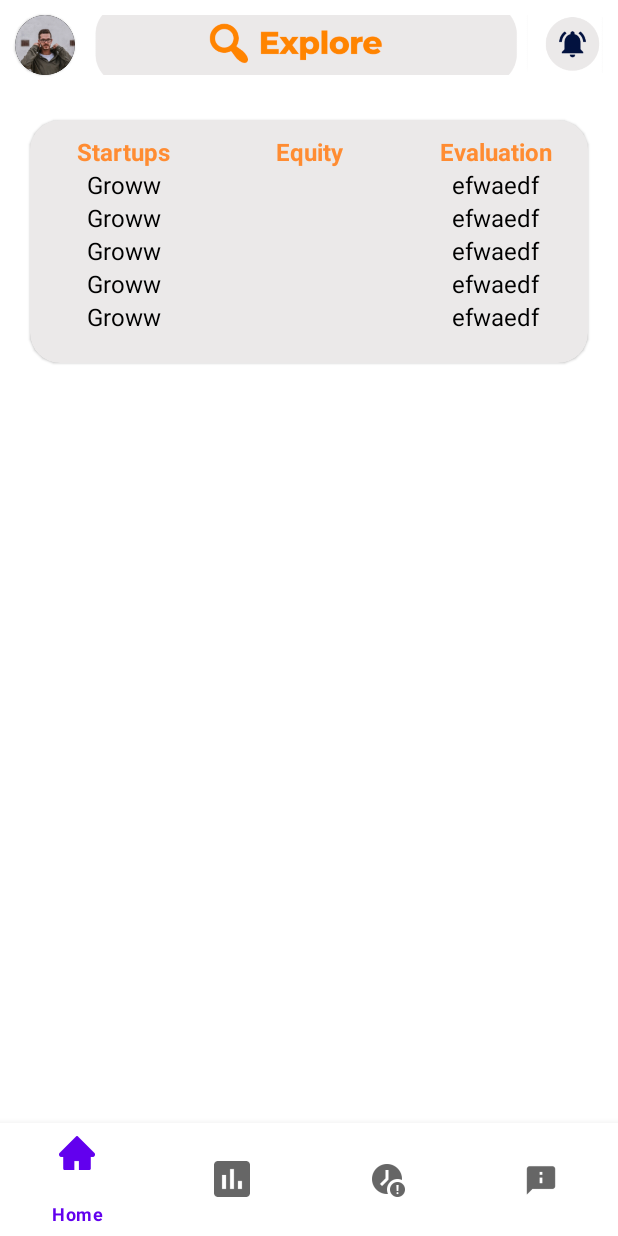
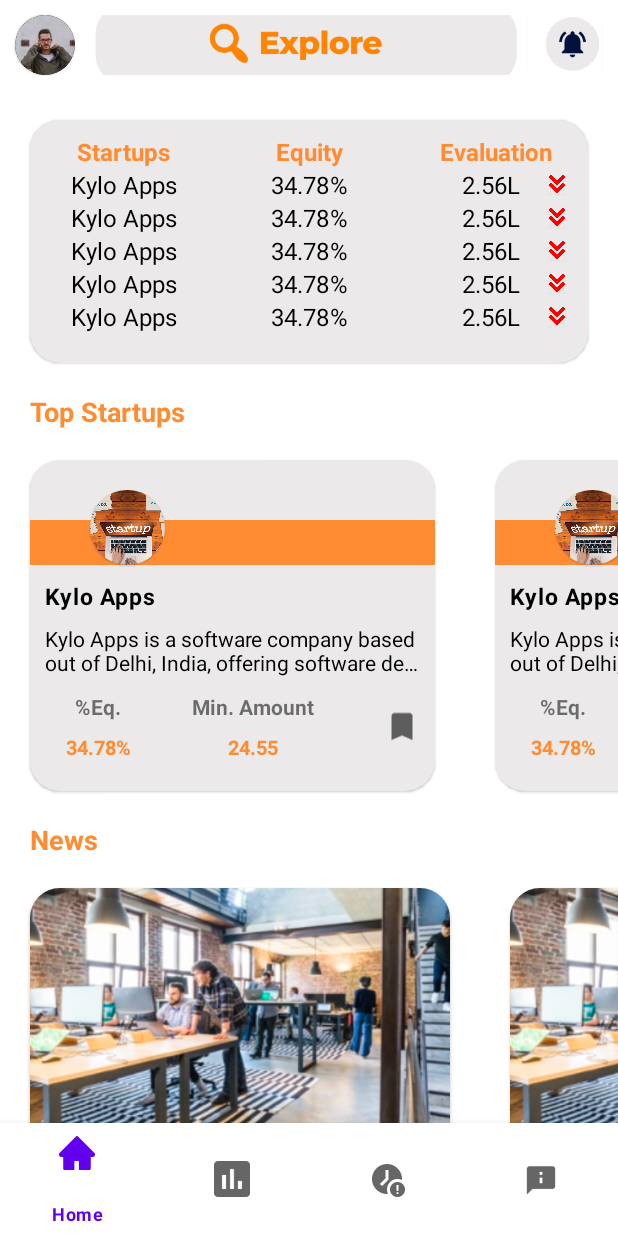
Before and after one commit to bhavesh3005sharma/Investoz, an Android app: the screen it shows after launch (MainActivity), on a phone screen of 412 x 824 dp. Run offline under Robolectric (Android 15) with nearby library versions, the phone set to English and light mode, and no system bars; our stand-ins replace Picasso, data binding; pictures from the network do not load; Roboto replaces fonts that are not available here.

Commit message:
Add : Home Page UI

```diff
--- a/app/build.gradle
+++ b/app/build.gradle
@@ -5,6 +5,7 @@ plugins {
 }
 apply plugin: 'com.android.application'
 apply plugin: 'com.google.gms.google-services'
+apply plugin: 'kotlin-kapt'
 
 android {
     compileSdk 32
@@ -63,4 +64,6 @@ dependencies {
     implementation("androidx.navigation:navigation-ui-ktx:2.4.2")
     implementation 'com.google.code.gson:gson:2.8.7'
 
+    implementation 'com.squareup.picasso:picasso:2.71828'
+
 }
--- /dev/null
+++ b/app/src/main/java/com/invest/investoz/adapter/NewsAdapter.kt
@@ -0,0 +1,39 @@
+package com.invest.investoz.adapter
+
+import android.view.LayoutInflater
+import android.view.ViewGroup
+import androidx.recyclerview.widget.RecyclerView
+import com.invest.investoz.databinding.LayoutNewsBinding
+import com.invest.investoz.databinding.LayoutStartupHomeBinding
+import com.invest.investoz.databinding.LayoutTrendHeadingBinding
+import com.invest.investoz.databinding.LayoutTrendStartupBinding
+import com.invest.investoz.model.NewsModel
+import com.invest.investoz.model.StartupModel
+
+class NewsAdapter(
+    private val list : List<NewsModel>
+)  : RecyclerView.Adapter<NewsAdapter.LayoutNewsViewHolder>() {
+
+    class LayoutNewsViewHolder(private val binding: LayoutNewsBinding) : RecyclerView.ViewHolder(binding.root) {
+        fun bind(newsModel : NewsModel) : LayoutNewsBinding {
+            binding.news = newsModel
+            return binding
+        }
+    }
+
+    override fun onCreateViewHolder(
+        parent: ViewGroup,
+        viewType: Int
+    ): LayoutNewsViewHolder {
+        val binding: LayoutNewsBinding = LayoutNewsBinding.inflate(LayoutInflater.from(parent.context), parent, false)
+        return LayoutNewsViewHolder(binding)
+
+    }
+
+    override fun onBindViewHolder(holder: LayoutNewsViewHolder, position: Int) {
+        holder.bind(list[position])
+    }
+
+    override fun getItemCount() = list.size
+
+}
--- /dev/null
+++ b/app/src/main/java/com/invest/investoz/adapter/StartupAdapter.kt
@@ -0,0 +1,37 @@
+package com.invest.investoz.adapter
+
+import android.view.LayoutInflater
+import android.view.ViewGroup
+import androidx.recyclerview.widget.RecyclerView
+import com.invest.investoz.databinding.LayoutStartupHomeBinding
+import com.invest.investoz.databinding.LayoutTrendHeadingBinding
+import com.invest.investoz.databinding.LayoutTrendStartupBinding
+import com.invest.investoz.model.StartupModel
+
+class StartupAdapter(
+    private val list : List<StartupModel>
+)  : RecyclerView.Adapter<StartupAdapter.LayoutStartupViewHolder>() {
+
+    class LayoutStartupViewHolder(private val binding: LayoutStartupHomeBinding) : RecyclerView.ViewHolder(binding.root) {
+        fun bind(startupModel: StartupModel) : LayoutStartupHomeBinding {
+            binding.startup = startupModel
+            return binding
+        }
+    }
+
+    override fun onCreateViewHolder(
+        parent: ViewGroup,
+        viewType: Int
+    ): LayoutStartupViewHolder {
+        val binding: LayoutStartupHomeBinding = LayoutStartupHomeBinding.inflate(LayoutInflater.from(parent.context), parent, false)
+        return LayoutStartupViewHolder(binding)
+
+    }
+
+    override fun onBindViewHolder(holder: LayoutStartupViewHolder, position: Int) {
+        holder.bind(list[position])
+    }
+
+    override fun getItemCount() = list.size
+
+}
--- a/app/src/main/java/com/invest/investoz/home/HomeFragment.kt
+++ b/app/src/main/java/com/invest/investoz/home/HomeFragment.kt
@@ -5,16 +5,23 @@ import android.view.LayoutInflater
 import android.view.View
 import android.view.ViewGroup
 import androidx.fragment.app.Fragment
+import com.invest.investoz.adapter.NewsAdapter
+import com.invest.investoz.adapter.StartupAdapter
 import com.invest.investoz.adapter.StartupTrendAdapter
 import com.invest.investoz.databinding.FragmentHomeBinding
+import com.invest.investoz.model.NewsModel
 import com.invest.investoz.model.StartupModel
 
 class HomeFragment : Fragment() {
 
     private lateinit var binding : FragmentHomeBinding
-    private val startupModel = StartupModel("88","erfva","efwaedf","fed","ewfds","Groww")
-    private val list = mutableListOf(startupModel)
-    private val adapter = StartupTrendAdapter(list)
+    private val startupModel = StartupModel("88","Kylo Apps is a software company based out of Delhi, India, offering software development services to clients all over the world. \n","2.56L","https://ibb.co/KDCMjsJ","24.55","Kylo Apps","34.78%",false)
+    private val startUpTrendList = mutableListOf(startupModel)
+    private val startUpsList = mutableListOf(startupModel)
+    private val newsList = mutableListOf(NewsModel("","","",),NewsModel("","","",),NewsModel("","","",),NewsModel("","","",))
+    private val startupTrendAdapter = StartupTrendAdapter(startUpTrendList)
+    private val startupAdapter = StartupAdapter(startUpsList)
+    private val newsAdapter = NewsAdapter(newsList)
 
     override fun onCreateView(
         inflater: LayoutInflater, container: ViewGroup?,
@@ -22,8 +29,11 @@ class HomeFragment : Fragment() {
     ): View {
         binding = FragmentHomeBinding.inflate(layoutInflater,container,false)
 
-        for (i in 0..4) { list.add(startupModel) }
-        binding.rvStartupsTrend.adapter = adapter
+        for (i in 0..4) { startUpTrendList.add(startupModel) }
+        startUpsList.addAll(startUpTrendList)
+        binding.rvStartupsTrend.adapter = startupTrendAdapter
+        binding.rvStartups.adapter = startupAdapter
+        binding.rvNews.adapter = newsAdapter
 
         return binding.root
     }
--- /dev/null
+++ b/app/src/main/java/com/invest/investoz/model/NewsModel.kt
@@ -0,0 +1,7 @@
+package com.invest.investoz.model
+
+data class NewsModel(
+    val _id: String,
+    val about: String,
+    val logo: String
+)
--- a/app/src/main/java/com/invest/investoz/model/StartupModel.kt
+++ b/app/src/main/java/com/invest/investoz/model/StartupModel.kt
@@ -1,4 +1,9 @@
 package com.invest.investoz.model
+
+import androidx.appcompat.widget.AppCompatImageView
+import androidx.databinding.BindingAdapter
+import com.invest.investoz.R
+import com.squareup.picasso.Picasso
 
 data class StartupModel(
     val _id: String,
@@ -6,5 +11,13 @@ data class StartupModel(
     val evaluation: String,
     val logo: String,
     val minAmmount: String,
-    val name: String
+    val name: String,
+    val percentageEquity : String,
+    val goingUp : Boolean
 )
+
+@BindingAdapter("android:loadImage")
+fun loadImage(image : AppCompatImageView, url: String) {
+    if(url.isNotEmpty())
+        Picasso.get().load(url).placeholder(R.drawable.startup_img).into(image)
+}
--- /dev/null
+++ b/app/src/main/res/drawable/ic_bookmark.xml
@@ -0,0 +1,10 @@
+<vector xmlns:android="http://schemas.android.com/apk/res/android"
+    android:width="24dp"
+    android:height="24dp"
+    android:viewportWidth="24"
+    android:viewportHeight="24"
+    android:tint="?attr/colorControlNormal">
+  <path
+      android:fillColor="@android:color/white"
+      android:pathData="M17,3H7c-1.1,0 -1.99,0.9 -1.99,2L5,21l7,-3 7,3V5c0,-1.1 -0.9,-2 -2,-2z"/>
+</vector>
--- a/app/src/main/res/layout/fragment_about_us.xml
+++ b/app/src/main/res/layout/fragment_about_us.xml
@@ -5,7 +5,6 @@
     android:layout_height="match_parent"
     tools:context=".home.AboutUsFragment">
 
-    <!-- TODO: Update blank fragment layout -->
     <TextView
         android:layout_width="match_parent"
         android:layout_height="match_parent"
--- a/app/src/main/res/layout/fragment_home.xml
+++ b/app/src/main/res/layout/fragment_home.xml
@@ -1,26 +1,83 @@
 <?xml version="1.0" encoding="utf-8"?>
-<FrameLayout xmlns:android="http://schemas.android.com/apk/res/android"
+<ScrollView
+    xmlns:android="http://schemas.android.com/apk/res/android"
     xmlns:tools="http://schemas.android.com/tools"
     android:layout_width="match_parent"
     android:layout_height="match_parent"
+    android:fillViewport="true"
     xmlns:app="http://schemas.android.com/apk/res-auto"
     tools:context=".home.HomeFragment">
 
+    <androidx.constraintlayout.widget.ConstraintLayout
+        android:layout_width="match_parent"
+        android:layout_height="match_parent">
+
     <com.google.android.material.card.MaterialCardView
+        android:id="@+id/materialCardView2"
         android:layout_width="match_parent"
         android:layout_height="wrap_content"
+        android:layout_margin="20dp"
+        app:cardBackgroundColor="@color/dark_gray"
         app:cardCornerRadius="20dp"
-        android:layout_margin="20dp"
-        app:cardBackgroundColor="@color/dark_gray">
+        app:layout_constraintTop_toTopOf="parent"
+        app:layout_constraintEnd_toEndOf="parent"
+        app:layout_constraintStart_toStartOf="parent">
 
         <androidx.recyclerview.widget.RecyclerView
             android:id="@+id/rv_startups_trend"
             android:layout_width="match_parent"
             android:layout_height="wrap_content"
-            tools:itemCount="4"
             android:paddingBottom="20dp"
             app:layoutManager="androidx.recyclerview.widget.LinearLayoutManager"
-            tools:listitem="@layout/layout_trend_heading"/>
+            tools:itemCount="4"
+            tools:listitem="@layout/layout_trend_heading" />
     </com.google.android.material.card.MaterialCardView>
 
-</FrameLayout>
+    <TextView
+        android:id="@+id/textView6"
+        android:layout_width="wrap_content"
+        android:layout_height="wrap_content"
+        android:layout_marginTop="20dp"
+        android:text="Top Startups"
+        android:textColor="@color/orange"
+        android:textSize="18sp"
+        android:textStyle="bold"
+        app:layout_constraintStart_toStartOf="@+id/materialCardView2"
+        app:layout_constraintTop_toBottomOf="@+id/materialCardView2" />
+
+    <TextView
+        android:id="@+id/textView13"
+        android:layout_width="wrap_content"
+        android:layout_height="wrap_content"
+        android:text="News"
+        android:textColor="@color/orange"
+        android:textSize="18sp"
+        android:textStyle="bold"
+        app:layout_constraintStart_toStartOf="@+id/materialCardView2"
+        app:layout_constraintTop_toBottomOf="@+id/rv_startups" />
+
+    <androidx.recyclerview.widget.RecyclerView
+        android:id="@+id/rv_startups"
+        android:layout_width="match_parent"
+        android:layout_height="wrap_content"
+        app:layoutManager="androidx.recyclerview.widget.LinearLayoutManager"
+        android:orientation="horizontal"
+        app:layout_constraintEnd_toEndOf="parent"
+        app:layout_constraintStart_toStartOf="parent"
+        app:layout_constraintTop_toBottomOf="@+id/textView6"
+        tools:itemCount="4"
+        tools:listitem="@layout/layout_startup_home" />
+
+    <androidx.recyclerview.widget.RecyclerView
+        android:id="@+id/rv_news"
+        android:layout_width="match_parent"
+        android:layout_height="wrap_content"
+        android:orientation="horizontal"
+        app:layoutManager="androidx.recyclerview.widget.LinearLayoutManager"
+        app:layout_constraintEnd_toEndOf="parent"
+        app:layout_constraintStart_toStartOf="parent"
+        app:layout_constraintTop_toBottomOf="@+id/textView13"
+        tools:itemCount="4"
+        tools:listitem="@layout/layout_news" />
+    </androidx.constraintlayout.widget.ConstraintLayout>
+</ScrollView>
--- a/app/src/main/res/layout/fragment_investments.xml
+++ b/app/src/main/res/layout/fragment_investments.xml
@@ -7,7 +7,6 @@
     android:layout_height="match_parent"
     tools:context=".home.InvestmentsFragment">
 
-    <!-- TODO: Update blank fragment layout -->
     <TextView
         android:id="@+id/textView5"
         android:layout_width="match_parent"
@@ -27,5 +26,4 @@
         app:layout_constraintStart_toStartOf="parent"
         app:layout_constraintTop_toTopOf="parent" />
 
-
 </androidx.constraintlayout.widget.ConstraintLayout>
--- /dev/null
+++ b/app/src/main/res/layout/layout_news.xml
@@ -0,0 +1,47 @@
+<?xml version="1.0" encoding="utf-8"?>
+<layout>
+    <data>
+        <variable
+            name="news"
+            type="com.invest.investoz.model.NewsModel" />
+    </data>
+<com.google.android.material.card.MaterialCardView xmlns:android="http://schemas.android.com/apk/res/android"
+    android:layout_width="280dp"
+    android:layout_height="wrap_content"
+    xmlns:app="http://schemas.android.com/apk/res-auto"
+    app:cardCornerRadius="20dp"
+    android:layout_margin="20dp">
+
+    <androidx.constraintlayout.widget.ConstraintLayout
+        android:layout_width="match_parent"
+        android:layout_height="wrap_content">
+
+        <androidx.appcompat.widget.AppCompatImageView
+            android:id="@+id/img"
+            android:layout_width="match_parent"
+            android:layout_height="160dp"
+            android:scaleType="centerCrop"
+            android:src="@drawable/news_img"
+            android:loadImage="@{news.logo}"
+            app:layout_constraintEnd_toEndOf="parent"
+            app:layout_constraintStart_toStartOf="parent"
+            app:layout_constraintTop_toTopOf="parent" />
+
+        <TextView
+            android:id="@+id/textView14"
+            android:layout_width="match_parent"
+            android:layout_height="wrap_content"
+            android:textColor="@color/white"
+            android:textStyle="bold"
+            android:text="@{news.about}"
+            android:maxLines="2"
+            android:ellipsize="end"
+            android:gravity="center"
+            android:textSize="15sp"
+            android:padding="5dp"
+            android:background="#06113C"
+            app:layout_constraintTop_toBottomOf="@id/img"/>
+
+    </androidx.constraintlayout.widget.ConstraintLayout>
+</com.google.android.material.card.MaterialCardView>
+</layout>
--- /dev/null
+++ b/app/src/main/res/layout/layout_startup_home.xml
@@ -0,0 +1,143 @@
+<?xml version="1.0" encoding="utf-8"?>
+<layout>
+    <data>
+        <variable
+            name="startup"
+            type="com.invest.investoz.model.StartupModel" />
+    </data>
+<com.google.android.material.card.MaterialCardView xmlns:android="http://schemas.android.com/apk/res/android"
+    android:layout_width="270dp"
+    android:layout_height="wrap_content"
+    android:layout_margin="20dp"
+    xmlns:app="http://schemas.android.com/apk/res-auto"
+    app:cardBackgroundColor="@color/dark_gray"
+    app:cardCornerRadius="20dp">
+
+    <androidx.constraintlayout.widget.ConstraintLayout
+        android:layout_width="match_parent"
+        android:layout_height="wrap_content"
+        android:paddingBottom="20dp">
+
+        <com.google.android.material.card.MaterialCardView
+            android:id="@+id/materialCardView"
+            android:layout_width="50dp"
+            android:layout_height="50dp"
+            android:layout_marginStart="40dp"
+            android:layout_marginTop="20dp"
+            app:cardBackgroundColor="@color/orange"
+            app:cardCornerRadius="50dp"
+            app:layout_constraintStart_toStartOf="parent"
+            app:layout_constraintTop_toTopOf="parent">
+
+            <androidx.appcompat.widget.AppCompatImageView
+                android:layout_width="match_parent"
+                android:layout_height="match_parent"
+                android:scaleType="centerCrop"
+                android:loadImage="@{startup.logo}"/>
+        </com.google.android.material.card.MaterialCardView>
+
+        <View
+            android:id="@+id/view"
+            android:layout_width="match_parent"
+            android:layout_height="30dp"
+            android:layout_marginTop="40dp"
+            android:background="@color/orange"
+            app:layout_constraintEnd_toEndOf="parent"
+            app:layout_constraintStart_toStartOf="parent"
+            app:layout_constraintTop_toTopOf="parent" />
+
+        <TextView
+            android:id="@+id/textView7"
+            style="@style/TextAppearance.Material3.BodyLarge"
+            android:layout_width="wrap_content"
+            android:layout_height="wrap_content"
+            android:layout_margin="10dp"
+            android:fontFamily="@font/montserrat_medium"
+            android:text="@{startup.name}"
+            android:textColor="@color/black"
+            android:textSize="15sp"
+            android:textStyle="bold"
+            app:layout_constraintStart_toStartOf="parent"
+            app:layout_constraintTop_toBottomOf="@+id/view" />
+
+        <TextView
+            android:id="@+id/textView8"
+            android:layout_width="0dp"
+            android:layout_height="wrap_content"
+            android:layout_marginTop="8dp"
+            android:layout_marginEnd="10dp"
+            android:text="@{startup.about}"
+            android:ellipsize="end"
+            android:maxLines="2"
+            android:textColor="@color/black"
+            app:layout_constraintEnd_toEndOf="parent"
+            app:layout_constraintStart_toStartOf="@+id/textView7"
+            app:layout_constraintTop_toBottomOf="@+id/textView7" />
+
+        <TextView
+            android:id="@+id/textView9"
+            android:layout_width="wrap_content"
+            android:layout_height="wrap_content"
+            android:layout_marginStart="30dp"
+            android:layout_marginTop="10dp"
+            android:text="%Eq."
+            android:textStyle="bold"
+            app:layout_constraintEnd_toStartOf="@+id/textView10"
+            app:layout_constraintHorizontal_bias="0.5"
+            app:layout_constraintHorizontal_chainStyle="spread_inside"
+            app:layout_constraintStart_toStartOf="parent"
+            app:layout_constraintTop_toBottomOf="@+id/textView8" />
+
+        <TextView
+            android:id="@+id/textView10"
+            android:layout_width="wrap_content"
+            android:layout_height="wrap_content"
+            android:text="Min. Amount"
+            android:textStyle="bold"
+            app:layout_constraintEnd_toStartOf="@+id/imageView6"
+            app:layout_constraintHorizontal_bias="0.5"
+            app:layout_constraintStart_toEndOf="@+id/textView9"
+            app:layout_constraintTop_toTopOf="@+id/textView9" />
+
+        <ImageView
+            android:id="@+id/imageView6"
+            android:layout_width="wrap_content"
+            android:layout_height="0dp"
+            android:layout_marginEnd="10dp"
+            app:layout_constraintBottom_toBottomOf="@+id/textView12"
+            app:layout_constraintEnd_toEndOf="parent"
+            app:layout_constraintHorizontal_bias="0.5"
+            app:layout_constraintStart_toEndOf="@+id/textView10"
+            app:layout_constraintTop_toTopOf="@+id/textView10"
+            app:srcCompat="@drawable/ic_bookmark" />
+
+        <TextView
+            android:id="@+id/textView11"
+            android:layout_width="wrap_content"
+            android:layout_height="wrap_content"
+            android:layout_marginTop="8dp"
+            android:text="@{startup.percentageEquity}"
+            android:textSize="13sp"
+            android:textStyle="bold"
+            android:textColor="@color/orange"
+            app:layout_constraintEnd_toEndOf="@+id/textView9"
+            app:layout_constraintStart_toStartOf="@+id/textView9"
+            app:layout_constraintTop_toBottomOf="@+id/textView9" />
+
+        <TextView
+            android:id="@+id/textView12"
+            android:layout_width="wrap_content"
+            android:layout_height="wrap_content"
+            android:layout_marginTop="8dp"
+            android:text="@{startup.minAmmount}"
+            android:textStyle="bold"
+            android:textSize="13sp"
+            android:textColor="@color/orange"
+            app:layout_constraintEnd_toEndOf="@+id/textView10"
+            app:layout_constraintStart_toStartOf="@+id/textView10"
+            app:layout_constraintTop_toBottomOf="@+id/textView10" />
+
+    </androidx.constraintlayout.widget.ConstraintLayout>
+
+</com.google.android.material.card.MaterialCardView>
+</layout>
--- a/app/src/main/res/layout/layout_trend_startup.xml
+++ b/app/src/main/res/layout/layout_trend_startup.xml
@@ -26,10 +26,16 @@
         android:layout_width="match_parent"
         android:layout_height="wrap_content"
         android:textSize="16sp"
+        android:text="@{startup.percentageEquity}"
         android:textColor="@color/black"
         android:gravity="center"
         android:paddingHorizontal="4dp"
         android:layout_weight="1"/>
+
+    <androidx.appcompat.widget.LinearLayoutCompat
+        android:layout_width="match_parent"
+        android:layout_height="wrap_content"
+        android:layout_weight="1">
 
         <TextView
             android:layout_width="match_parent"
@@ -37,9 +43,19 @@
             android:text="@{startup.evaluation}"
             android:textSize="16sp"
             android:textColor="@color/black"
-        android:gravity="center"
+            android:gravity="center|right"
             android:paddingHorizontal="4dp"
             android:layout_weight="1"/>
+
+        <androidx.appcompat.widget.AppCompatImageView
+            android:layout_width="match_parent"
+            android:layout_height="match_parent"
+            android:scaleType="centerInside"
+            android:gravity="center|left"
+            android:padding="3dp"
+            android:src="@{startup.goingUp?@drawable/ic_green_up_arrow:@drawable/ic_red_down_arrow}"
+            android:layout_weight="2"/>
+    </androidx.appcompat.widget.LinearLayoutCompat>
 
 </androidx.appcompat.widget.LinearLayoutCompat>
 
```
Also changed, not shown: app/src/main/res/drawable/ic_green_up_arrow.png (added), app/src/main/res/drawable/ic_red_down_arrow.png (added), app/src/main/res/drawable/news_img.png (added), app/src/main/res/drawable/startup_img.png (added). Lines whose indentation alone changed are shown as unchanged.
